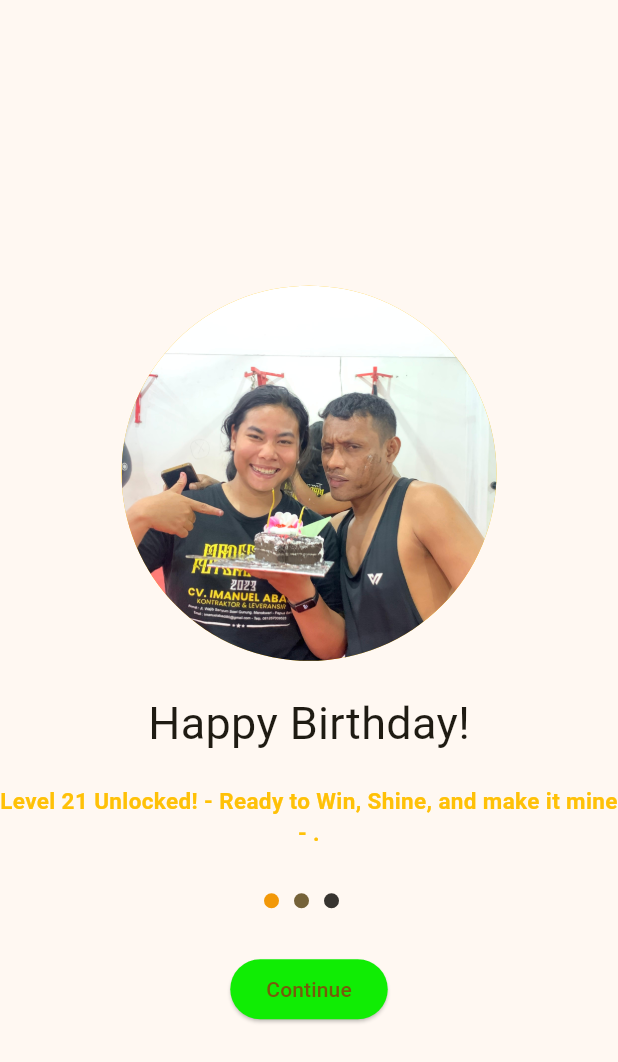
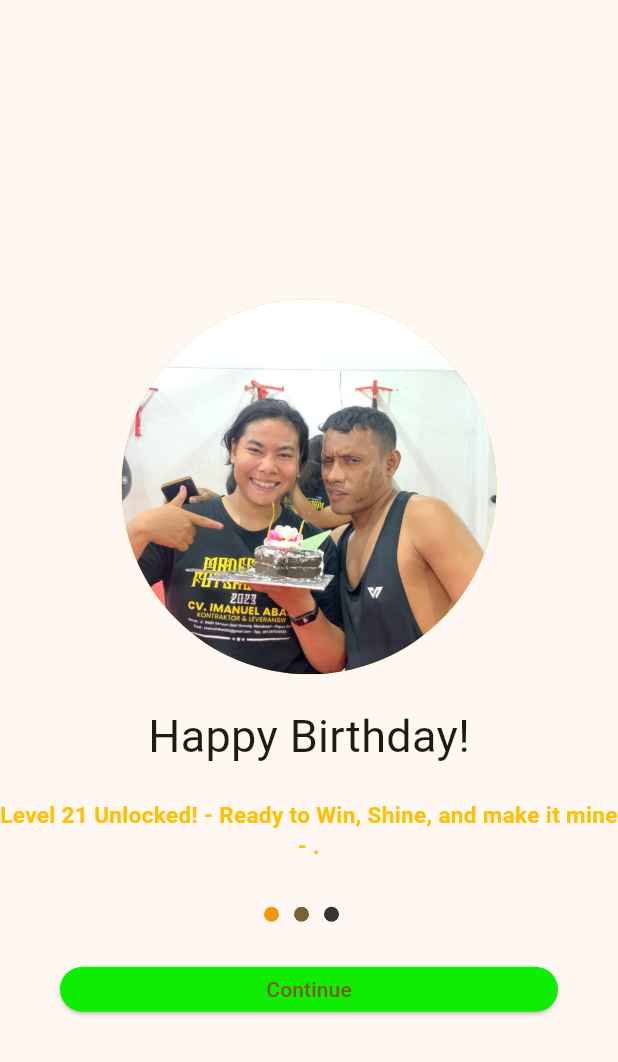
Before and after one commit to sellwia/KB1179-1122140124-UTS, a Flutter app: the screen it shows after launch, on a phone screen of 412 x 824 dp. Shown: the top 1062 px of the screen. Run offline on Flutter 3.47's test engine with Material 3 defaults, Android fonts, the phone set to English and light mode, and no system bars.

Commit message:
update button continue

```diff
--- a/lib/screen/splash_screen_1.dart
+++ b/lib/screen/splash_screen_1.dart
@@ -80,9 +80,11 @@ class SplashScreen1 extends StatelessWidget {
           ),
           SizedBox(width: 10),                ],
                 ),
-
           SizedBox(height: 30),
                 Container(
+                  child : SizedBox(
+                    height: 30,
+                    width: double.infinity,
                   child: ElevatedButton(
                     onPressed: (){
                     // panggil slide selanjutnya
@@ -93,6 +95,8 @@ class SplashScreen1 extends StatelessWidget {
                   child: Text("Continue", style: TextStyle(fontSize: 14),
                   ),
                   ),
+                  ),
+                  margin: EdgeInsets.only(left: 40, right: 40),
                 )
           //tambahan untuk widget lainnya
           ],
```
